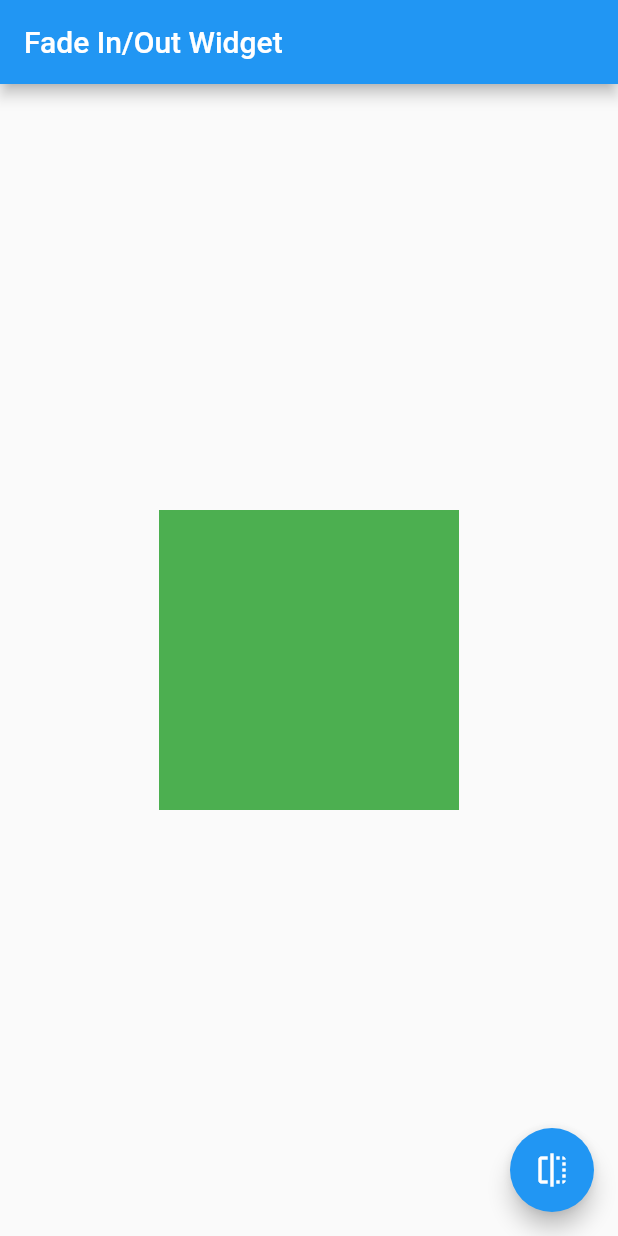
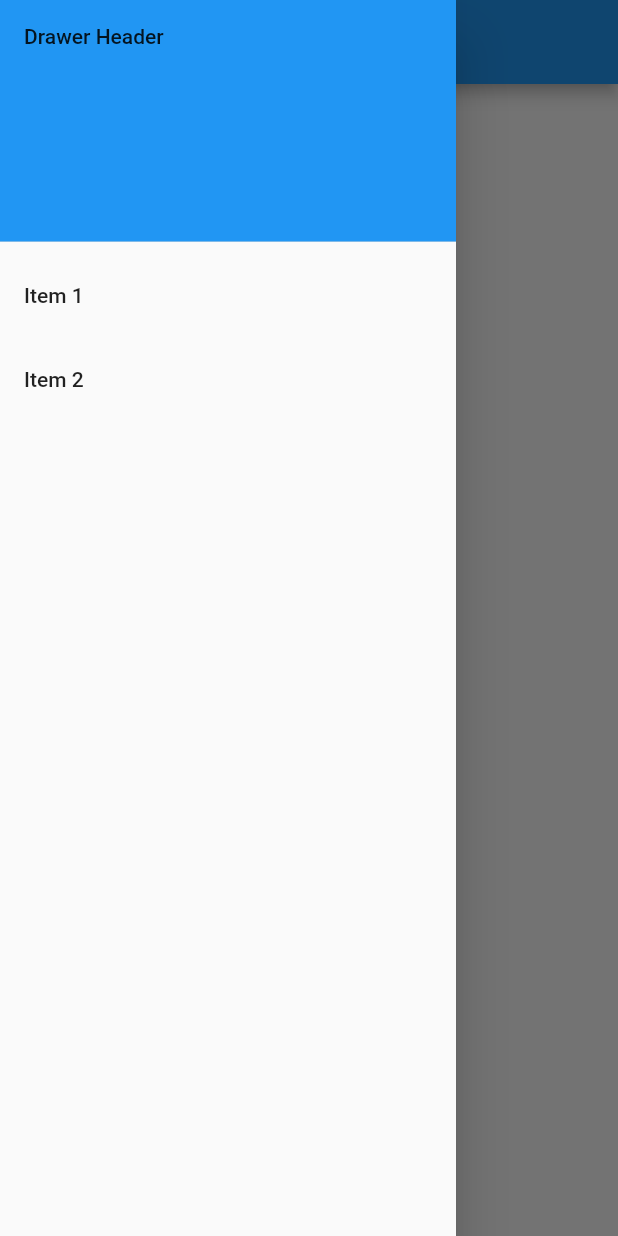
Before and after one commit to chimichi004/cookbook_flutter, a Flutter app: the screen it shows after launch, with the side drawer open (before the commit the screen has no drawer), on a phone screen of 412 x 824 dp. Run offline on Flutter 3.47's test engine with Material 2 defaults, Android fonts, the light colour scheme and no system bars.

Commit message:
Add a Drawer to a screen

```diff
--- /dev/null
+++ b/lib/design/add_drawer.dart
@@ -0,0 +1,47 @@
+import 'package:flutter/material.dart';
+
+class SampleDrawer extends StatelessWidget {
+  final String title;
+
+  SampleDrawer({this.title});
+
+  @override
+  Widget build(BuildContext context) {
+    return MaterialApp(
+      title: title,
+      home: Scaffold(
+        appBar: AppBar(
+          title: Text(title),
+        ),
+        body: Center(
+          child: Text('My sample page'),
+        ),
+        drawer: Drawer(
+          child: ListView(
+            padding: EdgeInsets.zero,
+            children: <Widget>[
+              DrawerHeader(
+                child: Text('Drawer Header'),
+                decoration: BoxDecoration(
+                  color: Colors.blue,
+                ),
+              ),
+              ListTile(
+                title: Text('Item 1'),
+                onTap: () {
+                  Navigator.pop(context);
+                },
+              ),
+              ListTile(
+                title: Text('Item 2'),
+                onTap: () {
+                  Navigator.pop(context);
+                },
+              )
+            ],
+          ),
+        ),
+      ),
+    );
+  }
+}
--- a/lib/main.dart
+++ b/lib/main.dart
@@ -4,7 +4,10 @@ import 'package:flutter/material.dart';
 //import 'animation/page_route_transition.dart';
 //import 'animation/physics_simulation.dart';
 //import 'animation/animate_container.dart';
-import 'animation/fade_widget.dart';
+//import 'animation/fade_widget.dart';
+
+/*Design */
+import 'design/add_drawer.dart';
 
 main() {
   runApp(MaterialApp(
@@ -13,10 +16,10 @@ main() {
 }
 
 class MyApp extends StatelessWidget {
-  final appTitle = 'Opacity Demo';
+  final appTitle = 'Sample Drawer Demo';
   // This widget is the root of your application.
   @override
   Widget build(BuildContext context) {
-    return FadeWidget(title: appTitle);
+    return SampleDrawer(title: appTitle);
   }
 }
```
